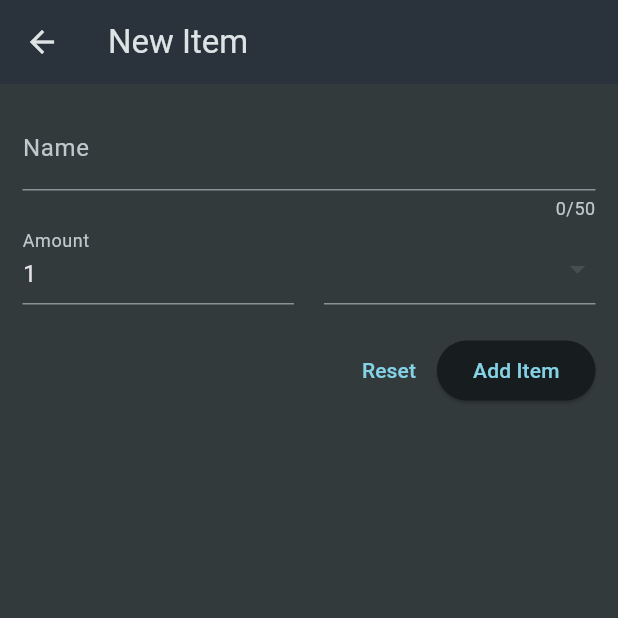
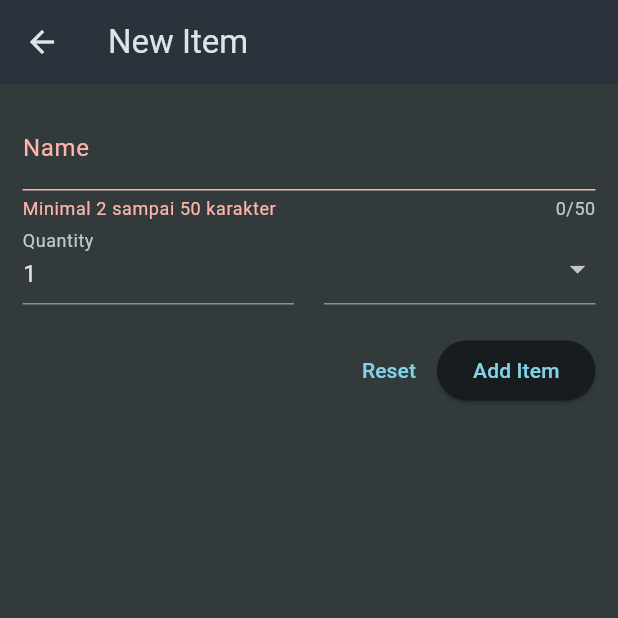
Before and after one commit to izhal27/shopping_list, a Flutter app: the NewItem screen opened directly, after a tap on "Add Item", on a phone screen of 412 x 824 dp, the top half of it. Run offline on Flutter 3.47's test engine with Material 3 defaults, Android fonts, the phone set to English and light mode, and no system bars.

```diff
--- a/lib/widgets/new_item.dart
+++ b/lib/widgets/new_item.dart
@@ -1,4 +1,5 @@
 import 'package:flutter/material.dart';
+import 'package:shopping_list/data/categories.dart';
 
 class NewItem extends StatefulWidget {
   const NewItem({super.key});
@@ -8,6 +9,12 @@ class NewItem extends StatefulWidget {
 }
 
 class _NewItemState extends State<NewItem> {
+  final _formKey = GlobalKey<FormState>();
+
+  void _saveItem() {
+    _formKey.currentState!.validate();
+  }
+
   @override
   Widget build(BuildContext context) {
     return Scaffold(
@@ -15,6 +22,7 @@ class _NewItemState extends State<NewItem> {
         title: const Text('New Item'),
       ),
       body: Form(
+        key: _formKey,
         child: Container(
           padding: const EdgeInsets.all(15),
           child: Column(
@@ -25,7 +33,13 @@ class _NewItemState extends State<NewItem> {
                   label: Text("Name"),
                 ),
                 validator: (value) {
-                  return 'foo';
+                  if (value == null ||
+                      value.isEmpty ||
+                      value.trim().length <= 1 ||
+                      value.trim().length > 50) {
+                    return "Minimal 2 sampai 50 karakter";
+                  }
+                  return null;
                 },
               ),
               Row(
@@ -33,17 +47,47 @@ class _NewItemState extends State<NewItem> {
                 children: [
                   Expanded(
                     child: TextFormField(
+                      keyboardType: TextInputType.number,
                       decoration: const InputDecoration(
-                        label: Text("Amount"),
+                        label: Text("Quantity"),
                       ),
                       initialValue: "1",
+                      validator: (value) {
+                        if (value == null ||
+                            value.isEmpty ||
+                            int.tryParse(value) == null ||
+                            int.tryParse(value)! <= 0) {
+                          return "Harus angka dan lebih besar dari 0";
+                        }
+                        return null;
+                      },
                     ),
                   ),
                   const SizedBox(width: 20),
                   Expanded(
                     child: DropdownButtonFormField(
-                      items: [],
-                      onChanged: (item) {},
+                      items: [
+                        for (final category in categories.entries)
+                          DropdownMenuItem(
+                            value: category.value,
+                            child: Expanded(
+                              child: Row(
+                                children: [
+                                  Container(
+                                    decoration: BoxDecoration(
+                                      color: category.value.color,
+                                    ),
+                                    width: 20,
+                                    height: 20,
+                                  ),
+                                  const SizedBox(width: 8),
+                                  Text(category.value.name),
+                                ],
+                              ),
+                            ),
+                          )
+                      ],
+                      onChanged: (category) {},
                     ),
                   ),
                 ],
@@ -53,11 +97,13 @@ class _NewItemState extends State<NewItem> {
                 mainAxisAlignment: MainAxisAlignment.end,
                 children: [
                   TextButton(
-                    onPressed: () {},
+                    onPressed: () {
+                      _formKey.currentState!.reset();
+                    },
                     child: const Text("Reset"),
                   ),
                   ElevatedButton(
-                    onPressed: () {},
+                    onPressed: _saveItem,
                     child: const Text("Add Item"),
                   )
                 ],
```
